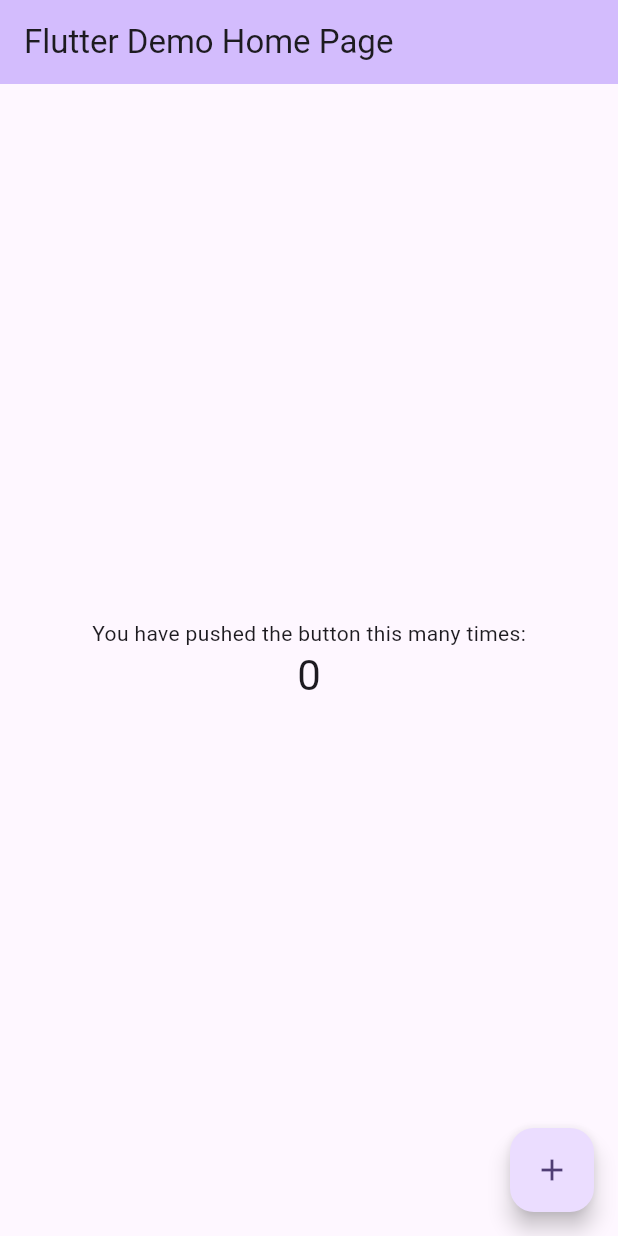
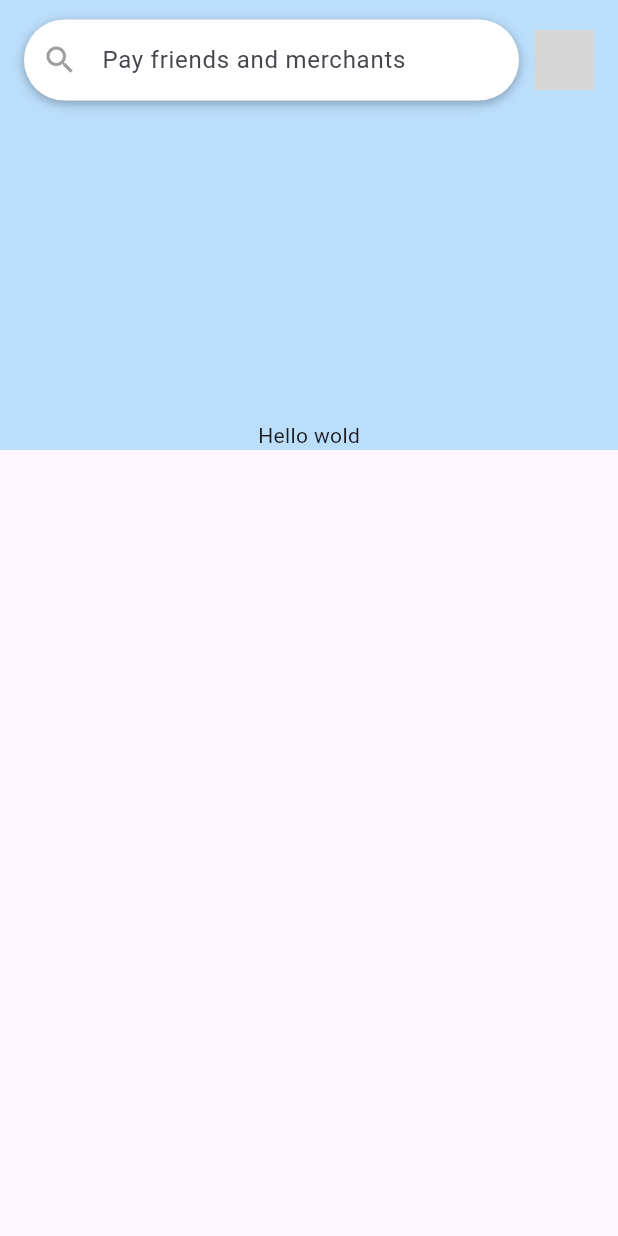
Before and after one commit to octoi/gpay-clone, a Flutter app: the screen it shows after launch, on a phone screen of 412 x 824 dp. Run offline on Flutter 3.47's test engine with Material 3 defaults, Android fonts, the phone set to English and light mode, and no system bars; network calls fail; grey boxes are pictures that could not be loaded.

Commit message:
header search bar

```diff
--- /dev/null
+++ b/lib/components/header.dart
@@ -0,0 +1,45 @@
+import 'package:flutter/material.dart';
+
+class Header extends StatelessWidget {
+  const Header({super.key});
+
+  @override
+  Widget build(BuildContext context) {
+    return Row(
+      children: [
+        Expanded(
+          child: Container(
+            decoration: BoxDecoration(
+              color: Colors.white,
+              borderRadius: BorderRadius.circular(30),
+              boxShadow: [
+                BoxShadow(
+                  color: Colors.black.withOpacity(0.3),
+                  blurRadius: 5,
+                  offset: const Offset(0, 2),
+                ),
+              ],
+            ),
+            child: const TextField(
+              decoration: InputDecoration(
+                hintText: 'Pay friends and merchants',
+                prefixIcon: Icon(Icons.search, color: Colors.grey),
+                border: InputBorder.none,
+                contentPadding: EdgeInsets.symmetric(
+                  horizontal: 20,
+                  vertical: 15,
+                ),
+              ),
+            ),
+          ),
+        ),
+        const SizedBox(width: 10),
+        const CircleAvatar(
+          backgroundImage: NetworkImage(
+            'https://www.w3schools.com/html/img_girl.jpg',
+          ),
+        )
+      ],
+    );
+  }
+}
--- a/lib/main.dart
+++ b/lib/main.dart
@@ -1,4 +1,5 @@
 import 'package:flutter/material.dart';
+import 'package:gpay_clone/pages/home_page.dart';
 
 void main() {
   runApp(const MyApp());
@@ -7,47 +8,22 @@ void main() {
 class MyApp extends StatelessWidget {
   const MyApp({super.key});
 
-  // This widget is the root of your application.
   @override
   Widget build(BuildContext context) {
     return MaterialApp(
       title: 'Flutter Demo',
+      debugShowCheckedModeBanner: false,
       theme: ThemeData(
-        // This is the theme of your application.
-        //
-        // TRY THIS: Try running your application with "flutter run". You'll see
-        // the application has a purple toolbar. Then, without quitting the app,
-        // try changing the seedColor in the colorScheme below to Colors.green
-        // and then invoke "hot reload" (save your changes or press the "hot
-        // reload" button in a Flutter-supported IDE, or press "r" if you used
-        // the command line to start the app).
-        //
-        // Notice that the counter didn't reset back to zero; the application
-        // state is not lost during the reload. To reset the state, use hot
-        // restart instead.
-        //
-        // This works for code too, not just values: Most code changes can be
-        // tested with just a hot reload.
         colorScheme: ColorScheme.fromSeed(seedColor: Colors.deepPurple),
         useMaterial3: true,
       ),
-      home: const MyHomePage(title: 'Flutter Demo Home Page'),
+      home: const HomePage(),
     );
   }
 }
 
 class MyHomePage extends StatefulWidget {
   const MyHomePage({super.key, required this.title});
-
-  // This widget is the home page of your application. It is stateful, meaning
-  // that it has a State object (defined below) that contains fields that affect
-  // how it looks.
-
-  // This class is the configuration for the state. It holds the values (in this
-  // case the title) provided by the parent (in this case the App widget) and
-  // used by the build method of the State. Fields in a Widget subclass are
-  // always marked "final".
-
   final String title;
 
   @override
@@ -59,50 +35,19 @@ class _MyHomePageState extends State<MyHomePage> {
 
   void _incrementCounter() {
     setState(() {
-      // This call to setState tells the Flutter framework that something has
-      // changed in this State, which causes it to rerun the build method below
-      // so that the display can reflect the updated values. If we changed
-      // _counter without calling setState(), then the build method would not be
-      // called again, and so nothing would appear to happen.
       _counter++;
     });
   }
 
   @override
   Widget build(BuildContext context) {
-    // This method is rerun every time setState is called, for instance as done
-    // by the _incrementCounter method above.
-    //
-    // The Flutter framework has been optimized to make rerunning build methods
-    // fast, so that you can just rebuild anything that needs updating rather
-    // than having to individually change instances of widgets.
     return Scaffold(
       appBar: AppBar(
-        // TRY THIS: Try changing the color here to a specific color (to
-        // Colors.amber, perhaps?) and trigger a hot reload to see the AppBar
-        // change color while the other colors stay the same.
         backgroundColor: Theme.of(context).colorScheme.inversePrimary,
-        // Here we take the value from the MyHomePage object that was created by
-        // the App.build method, and use it to set our appbar title.
         title: Text(widget.title),
       ),
       body: Center(
-        // Center is a layout widget. It takes a single child and positions it
-        // in the middle of the parent.
         child: Column(
-          // Column is also a layout widget. It takes a list of children and
-          // arranges them vertically. By default, it sizes itself to fit its
-          // children horizontally, and tries to be as tall as its parent.
-          //
-          // Column has various properties to control how it sizes itself and
-          // how it positions its children. Here we use mainAxisAlignment to
-          // center the children vertically; the main axis here is the vertical
-          // axis because Columns are vertical (the cross axis would be
-          // horizontal).
-          //
-          // TRY THIS: Invoke "debug painting" (choose the "Toggle Debug Paint"
-          // action in the IDE, or press "p" in the console), to see the
-          // wireframe for each widget.
           mainAxisAlignment: MainAxisAlignment.center,
           children: <Widget>[
             const Text(
--- /dev/null
+++ b/lib/pages/home_page.dart
@@ -0,0 +1,34 @@
+import 'package:flutter/material.dart';
+import 'package:gpay_clone/components/header.dart';
+
+class HomePage extends StatelessWidget {
+  const HomePage({super.key});
+
+  @override
+  Widget build(BuildContext context) {
+    return Scaffold(
+      extendBodyBehindAppBar: true,
+      appBar: PreferredSize(
+        preferredSize: Size.fromHeight(80),
+        child: AppBar(
+          toolbarHeight: 80,
+          title: const Header(),
+          backgroundColor: Colors.transparent,
+        ),
+      ),
+      body: Column(
+        children: [
+          Container(
+            height: 300,
+            alignment: Alignment.bottomCenter,
+            color: Colors.blue[100],
+            child: Column(
+              mainAxisAlignment: MainAxisAlignment.end,
+              children: [Text("Hello wold")],
+            ),
+          ),
+        ],
+      ),
+    );
+  }
+}
```
